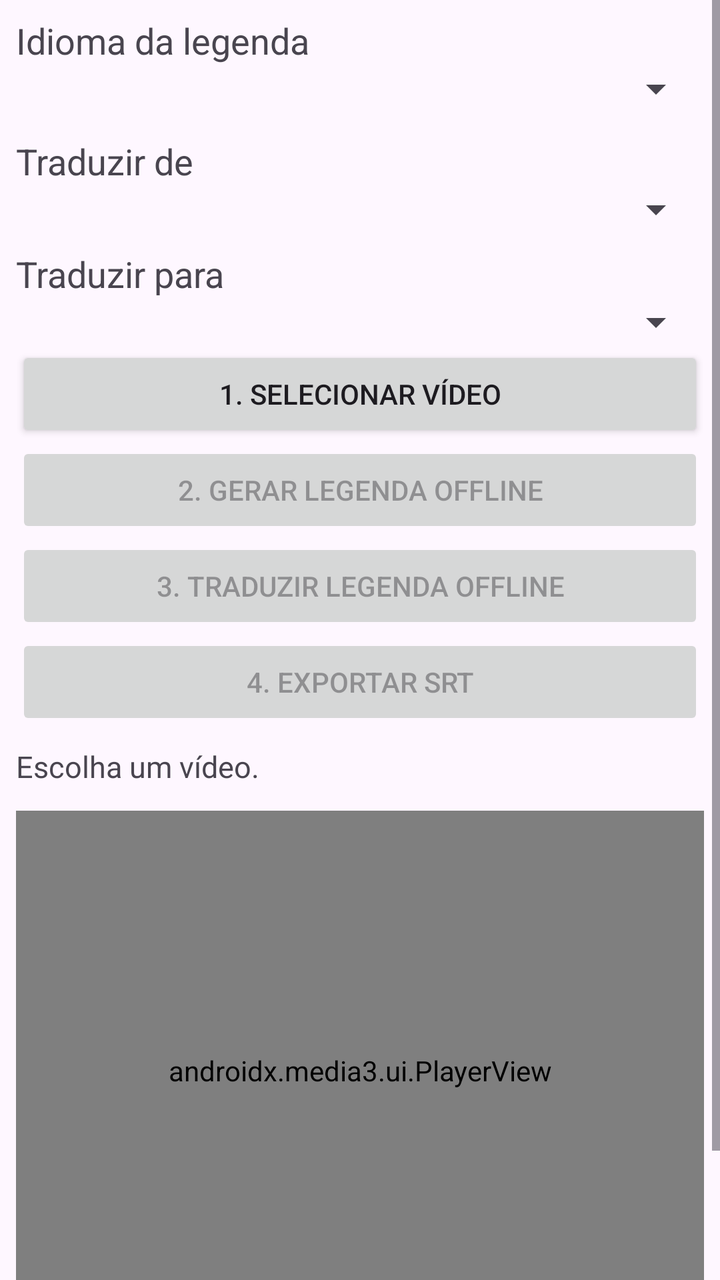
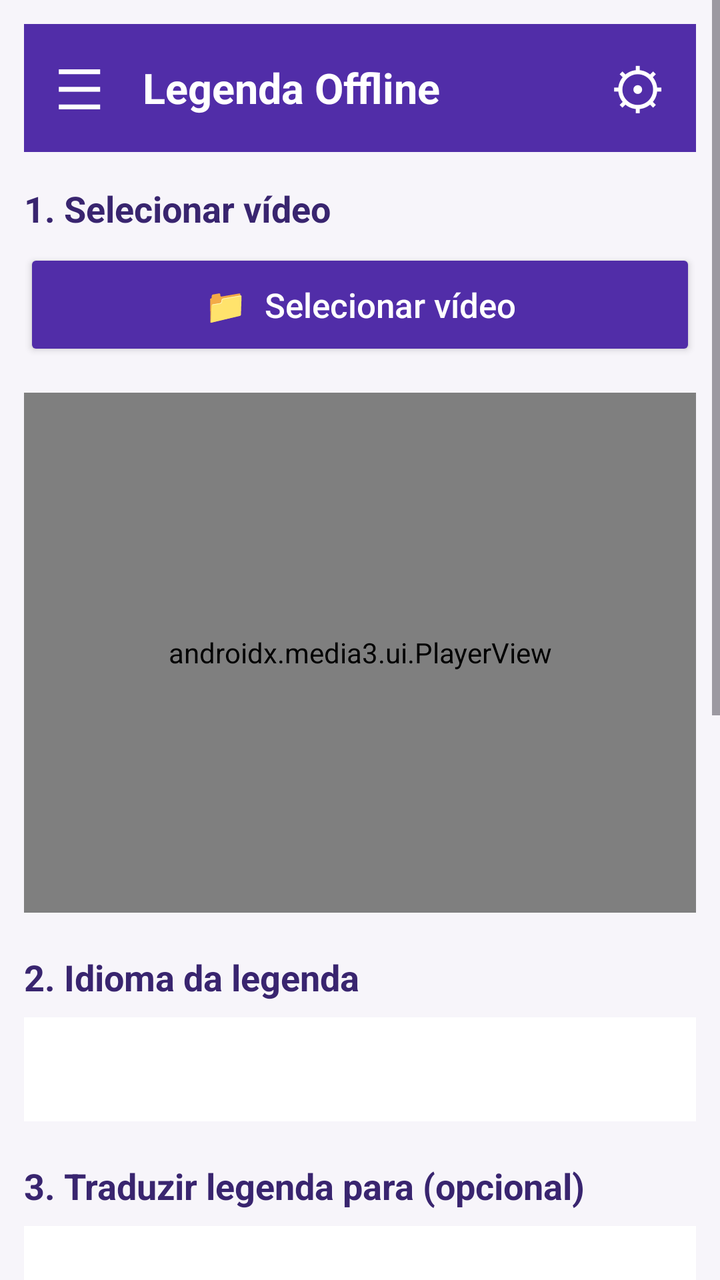

The first picture is an Android layout as it rendered before a commit; the second is the same layout after the commit. The layout source and the unified diff follow.
<!-- AndroidManifest.xml: application theme Theme.LegendaOffline -->
<!-- res/layout/activity_main.xml -->
<?xml version="1.0" encoding="utf-8"?>
<ScrollView xmlns:android="http://schemas.android.com/apk/res/android"
    android:layout_width="match_parent"
    android:layout_height="match_parent">

    <LinearLayout
        android:layout_width="match_parent"
        android:layout_height="wrap_content"
        android:orientation="vertical"
        android:padding="8dp">

        <TextView
            android:layout_width="match_parent"
            android:layout_height="wrap_content"
            android:text="Idioma da legenda"
            android:textSize="18sp" />

        <Spinner
            android:id="@+id/languageSpinner"
            android:layout_width="match_parent"
            android:layout_height="wrap_content" />

        <TextView
            android:layout_width="match_parent"
            android:layout_height="wrap_content"
            android:text="Traduzir de"
            android:textSize="18sp"
            android:layout_marginTop="12dp" />

        <Spinner
            android:id="@+id/sourceLanguageSpinner"
            android:layout_width="match_parent"
            android:layout_height="wrap_content" />

        <TextView
            android:layout_width="match_parent"
            android:layout_height="wrap_content"
            android:text="Traduzir para"
            android:textSize="18sp"
            android:layout_marginTop="8dp" />

        <Spinner
            android:id="@+id/targetLanguageSpinner"
            android:layout_width="match_parent"
            android:layout_height="wrap_content" />

        <Button
            android:id="@+id/selectButton"
            android:layout_width="match_parent"
            android:layout_height="wrap_content"
            android:text="1. Selecionar vídeo" />

        <Button
            android:id="@+id/generateButton"
            android:layout_width="match_parent"
            android:layout_height="wrap_content"
            android:text="2. Gerar legenda offline"
            android:enabled="false" />

        <Button
            android:id="@+id/translateButton"
            android:layout_width="match_parent"
            android:layout_height="wrap_content"
            android:text="3. Traduzir legenda offline"
            android:enabled="false" />

        <Button
            android:id="@+id/exportButton"
            android:layout_width="match_parent"
            android:layout_height="wrap_content"
            android:text="4. Exportar SRT"
            android:enabled="false" />

        <TextView
            android:id="@+id/status"
            android:layout_width="match_parent"
            android:layout_height="wrap_content"
            android:text="Escolha um vídeo."
            android:textSize="15sp"
            android:layout_marginTop="8dp" />

        <androidx.media3.ui.PlayerView
            android:id="@+id/playerView"
            android:layout_width="match_parent"
            android:layout_height="260dp"
            android:layout_marginTop="12dp" />

        <TextView
            android:id="@+id/subtitles"
            android:layout_width="match_parent"
            android:layout_height="wrap_content"
            android:text="As legendas aparecerão aqui."
            android:textSize="17sp"
            android:padding="8dp" />

    </LinearLayout>

</ScrollView>
<!-- resources referenced by this layout -->
<resources>
  <style name="Theme.LegendaOffline" parent="Theme.Material3.DayNight.NoActionBar" />
</resources>

<!-- the commit's change to res/layout/activity_main.xml (unified diff, before → after) -->
@@ -1,97 +1,320 @@
 <?xml version="1.0" encoding="utf-8"?>
-<ScrollView xmlns:android="http://schemas.android.com/apk/res/android"
+<ScrollView
+    xmlns:android="http://schemas.android.com/apk/res/android"
     android:layout_width="match_parent"
-    android:layout_height="match_parent">
+    android:layout_height="match_parent"
+    android:fillViewport="true"
+    android:background="#F7F5FA">
 
     <LinearLayout
         android:layout_width="match_parent"
         android:layout_height="wrap_content"
         android:orientation="vertical"
-        android:padding="8dp">
+        android:padding="12dp">
+
+        
+        
+        
+
+        <LinearLayout
+            android:layout_width="match_parent"
+            android:layout_height="64dp"
+            android:layout_marginBottom="12dp"
+            android:background="#512DA8"
+            android:gravity="center_vertical"
+            android:orientation="horizontal"
+            android:paddingStart="16dp"
+            android:paddingEnd="16dp">
+
+            <TextView
+                android:layout_width="wrap_content"
+                android:layout_height="wrap_content"
+                android:text="☰"
+                android:textColor="#FFFFFF"
+                android:textSize="28sp" />
+
+            <TextView
+                android:layout_width="0dp"
+                android:layout_height="wrap_content"
+                android:layout_marginStart="20dp"
+                android:layout_weight="1"
+                android:text="Legenda Offline"
+                android:textColor="#FFFFFF"
+                android:textSize="21sp"
+                android:textStyle="bold" />
+
+            <TextView
+                android:layout_width="wrap_content"
+                android:layout_height="wrap_content"
+                android:text="⚙"
+                android:textColor="#FFFFFF"
+                android:textSize="28sp" />
+
+        </LinearLayout>
+
+
+        
+        
+        
 
         <TextView
             android:layout_width="match_parent"
             android:layout_height="wrap_content"
-            android:text="Idioma da legenda"
-            android:textSize="18sp" />
+            android:text="1. Selecionar vídeo"
+            android:textColor="#39256F"
+            android:textSize="18sp"
+            android:textStyle="bold"
+            android:layout_marginTop="4dp"
+            android:layout_marginBottom="8dp" />
+
+
+        <Button
+            android:id="@+id/selectButton"
+            android:layout_width="match_parent"
+            android:layout_height="56dp"
+            android:text="📁  Selecionar vídeo"
+            android:textAllCaps="false"
+            android:textSize="17sp"
+            android:textColor="#FFFFFF"
+            android:backgroundTint="#512DA8" />
+
+
+        
+        
+        
+
+        <FrameLayout
+            android:layout_width="match_parent"
+            android:layout_height="260dp"
+            android:layout_marginTop="16dp"
+            android:background="#000000">
+
+            <androidx.media3.ui.PlayerView
+                android:id="@+id/playerView"
+                android:layout_width="match_parent"
+                android:layout_height="match_parent"
+                android:keepScreenOn="true"
+                android:background="#000000" />
+
+
+            
+
+            <TextView
+                android:id="@+id/subtitles"
+                android:layout_width="wrap_content"
+                android:layout_height="wrap_content"
+                android:layout_gravity="bottom|center_horizontal"
+                android:layout_marginStart="20dp"
+                android:layout_marginEnd="20dp"
+                android:layout_marginBottom="48dp"
+                android:background="#B0000000"
+                android:gravity="center"
+                android:paddingStart="14dp"
+                android:paddingTop="8dp"
+                android:paddingEnd="14dp"
+                android:paddingBottom="8dp"
+                android:text=""
+                android:textColor="#FFFFFF"
+                android:textSize="20sp"
+                android:textStyle="bold"
+                android:visibility="gone" />
+
+        </FrameLayout>
+
+
+        
+        
+        
+
+        <TextView
+            android:layout_width="match_parent"
+            android:layout_height="wrap_content"
+            android:layout_marginTop="20dp"
+            android:layout_marginBottom="8dp"
+            android:text="2. Idioma da legenda"
+            android:textColor="#39256F"
+            android:textSize="18sp"
+            android:textStyle="bold" />
+
+
+        <Spinner
+            android:id="@+id/sourceLanguageSpinner"
+            android:layout_width="match_parent"
+            android:layout_height="52dp"
+            android:background="#FFFFFF" />
+
+
+        
 
         <Spinner
             android:id="@+id/languageSpinner"
             android:layout_width="match_parent"
-            android:layout_height="wrap_content" />
+            android:layout_height="1dp"
+            android:visibility="gone" />
+
+
+        
+        
+        
 
         <TextView
             android:layout_width="match_parent"
             android:layout_height="wrap_content"
-            android:text="Traduzir de"
+            android:layout_marginTop="20dp"
+            android:layout_marginBottom="8dp"
+            android:text="3. Traduzir legenda para (opcional)"
+            android:textColor="#39256F"
             android:textSize="18sp"
-            android:layout_marginTop="12dp" />
-
-        <Spinner
-            android:id="@+id/sourceLanguageSpinner"
-            android:layout_width="match_parent"
-            android:layout_height="wrap_content" />
-
-        <TextView
-            android:layout_width="match_parent"
-            android:layout_height="wrap_content"
-            android:text="Traduzir para"
-            android:textSize="18sp"
-            android:layout_marginTop="8dp" />
+            android:textStyle="bold" />
+
 
         <Spinner
             android:id="@+id/targetLanguageSpinner"
             android:layout_width="match_parent"
-            android:layout_height="wrap_content" />
-
-        <Button
-            android:id="@+id/selectButton"
-            android:layout_width="match_parent"
-            android:layout_height="wrap_content"
-            android:text="1. Selecionar vídeo" />
+            android:layout_height="52dp"
+            android:background="#FFFFFF" />
+
+
+        
+        
+        
 
         <Button
             android:id="@+id/generateButton"
             android:layout_width="match_parent"
-            android:layout_height="wrap_content"
-            android:text="2. Gerar legenda offline"
+            android:layout_height="58dp"
+            android:layout_marginTop="18dp"
+            android:text="✨  Gerar legenda"
+            android:textAllCaps="false"
+            android:textColor="#FFFFFF"
+            android:textSize="17sp"
+            android:backgroundTint="#512DA8"
             android:enabled="false" />
 
+
         <Button
             android:id="@+id/translateButton"
             android:layout_width="match_parent"
-            android:layout_height="wrap_content"
-            android:text="3. Traduzir legenda offline"
+            android:layout_height="58dp"
+            android:layout_marginTop="10dp"
+            android:text="🌐  Traduzir legenda"
+            android:textAllCaps="false"
+            android:textColor="#FFFFFF"
+            android:textSize="17sp"
+            android:backgroundTint="#188038"
             android:enabled="false" />
 
+
         <Button
             android:id="@+id/exportButton"
             android:layout_width="match_parent"
-            android:layout_height="wrap_content"
-            android:text="4. Exportar SRT"
+            android:layout_height="58dp"
+            android:layout_marginTop="10dp"
+            android:text="📄  Exportar SRT"
+            android:textAllCaps="false"
+            android:textColor="#FFFFFF"
+            android:textSize="17sp"
+            android:backgroundTint="#1A73E8"
             android:enabled="false" />
+
+
+        
+        
+        
+
+        <Button
+            android:id="@+id/saveVideoButton"
+            android:layout_width="match_parent"
+            android:layout_height="58dp"
+            android:layout_marginTop="10dp"
+            android:text="🎬  Salvar vídeo legendado"
+            android:textAllCaps="false"
+            android:textColor="#FFFFFF"
+            android:textSize="17sp"
+            android:backgroundTint="#F57C00"
+            android:enabled="false" />
+
+
+        
+        
+        
+
+        <LinearLayout
+            android:id="@+id/modelsButton"
+            android:layout_width="match_parent"
+            android:layout_height="76dp"
+            android:layout_marginTop="18dp"
+            android:background="#EEE9F8"
+            android:clickable="true"
+            android:focusable="true"
+            android:gravity="center_vertical"
+            android:orientation="horizontal"
+            android:paddingStart="16dp"
+            android:paddingEnd="16dp">
+
+            <TextView
+                android:layout_width="wrap_content"
+                android:layout_height="wrap_content"
+                android:text="☁"
+                android:textColor="#512DA8"
+                android:textSize="32sp" />
+
+            <LinearLayout
+                android:layout_width="0dp"
+                android:layout_height="wrap_content"
+                android:layout_marginStart="14dp"
+                android:layout_weight="1"
+                android:orientation="vertical">
+
+                <TextView
+                    android:layout_width="match_parent"
+                    android:layout_height="wrap_content"
+                    android:text="Modelos de idiomas"
+                    android:textColor="#2D2148"
+                    android:textSize="17sp"
+                    android:textStyle="bold" />
+
+                <TextView
+                    android:layout_width="match_parent"
+                    android:layout_height="wrap_content"
+                    android:layout_marginTop="4dp"
+                    android:text="Baixe os modelos necessários para tradução offline"
+                    android:textColor="#666666"
+                    android:textSize="13sp" />
+
+            </LinearLayout>
+
+            <TextView
+                android:layout_width="wrap_content"
+                android:layout_height="wrap_content"
+                android:text="›"
+                android:textColor="#512DA8"
+                android:textSize="36sp" />
+
+        </LinearLayout>
+
+
+        
+        
+        
 
         <TextView
             android:id="@+id/status"
             android:layout_width="match_parent"
             android:layout_height="wrap_content"
-            android:text="Escolha um vídeo."
-            android:textSize="15sp"
-            android:layout_marginTop="8dp" />
-
-        <androidx.media3.ui.PlayerView
-            android:id="@+id/playerView"
-            android:layout_width="match_parent"
-            android:layout_height="260dp"
-            android:layout_marginTop="12dp" />
-
-        <TextView
-            android:id="@+id/subtitles"
-            android:layout_width="match_parent"
-            android:layout_height="wrap_content"
-            android:text="As legendas aparecerão aqui."
-            android:textSize="17sp"
-            android:padding="8dp" />
+            android:layout_marginTop="18dp"
+            android:background="#E8F5E9"
+            android:padding="16dp"
+            android:text="Escolha um vídeo para começar."
+            android:textColor="#1B5E20"
+            android:textSize="15sp" />
+
+
+        
+
+        <View
+            android:layout_width="match_parent"
+            android:layout_height="24dp" />
 
     </LinearLayout>
 
